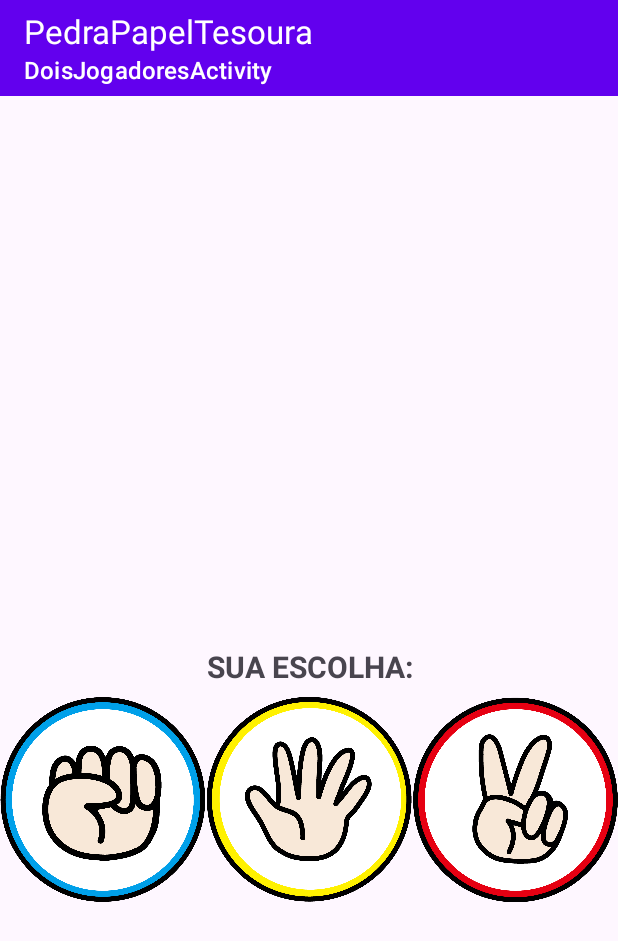
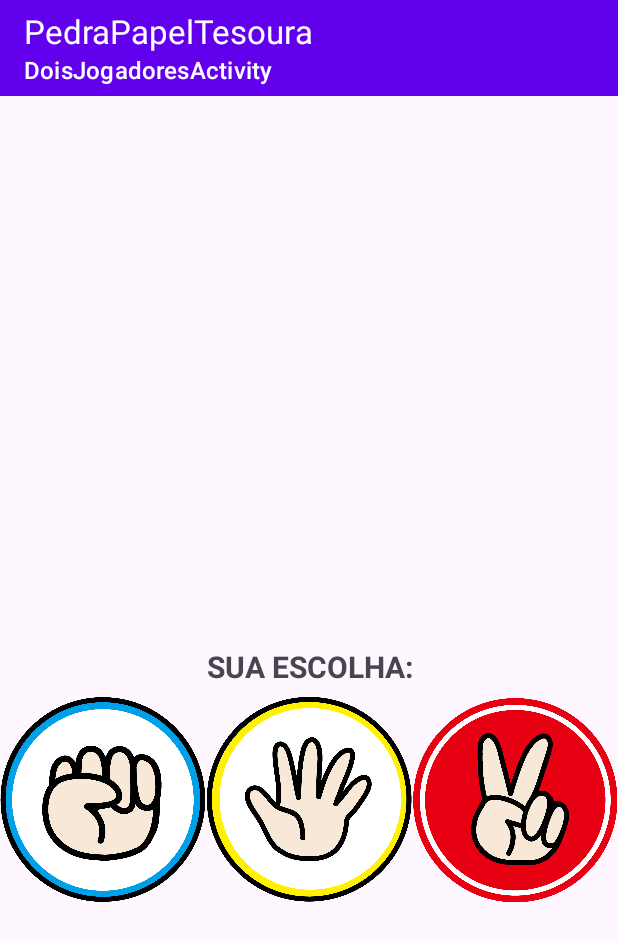
Before and after one commit to MuriloMPodenciano/PedraPapelTesoura, an Android app: the DoisJogadoresActivity screen opened directly, with no data from a screen before it, after a tap on an icon or button, on a phone screen of 412 x 824 dp. Shown: the top 941 px of the screen. Run offline under Robolectric (Android 15) with nearby library versions, the light colour scheme and no system bars; 2 other taps on this screen came first.

Commit message:
made buttons glow when selected

```diff
--- a/app/src/main/java/com/example/pedrapapeltesoura/DoisJogadoresActivity.kt
+++ b/app/src/main/java/com/example/pedrapapeltesoura/DoisJogadoresActivity.kt
@@ -30,6 +30,12 @@ class DoisJogadoresActivity: AppCompatActivity() {
     private fun onPlayerChoice(playerChoice: String){
         val computerChoice = choices.random()
 
+        when (playerChoice) {
+            "pedra" -> adjb.pedraBt.setImageResource(R.drawable.rock2)
+            "papel" -> adjb.papelBt.setImageResource(R.drawable.paper2)
+            "tesoura" -> adjb.tesouraBt.setImageResource(R.drawable.scissor2)
+        }
+
         val handler = Handler(Looper.getMainLooper())
         handler.postDelayed({
             val winner = determineWinner(playerChoice, computerChoice)
@@ -50,5 +56,9 @@ class DoisJogadoresActivity: AppCompatActivity() {
     private fun showResult(winner: String, playerChoice: String, computerChoice: String) {
         val message = "Você: $playerChoice\nComputador: $computerChoice\nResultado: $winner"
         Toast.makeText(this, message, Toast.LENGTH_SHORT).show()
+
+        adjb.pedraBt.setImageResource(R.drawable.rock1)
+        adjb.papelBt.setImageResource(R.drawable.paper1)
+        adjb.tesouraBt.setImageResource(R.drawable.scissor1)
     }
 }
```
